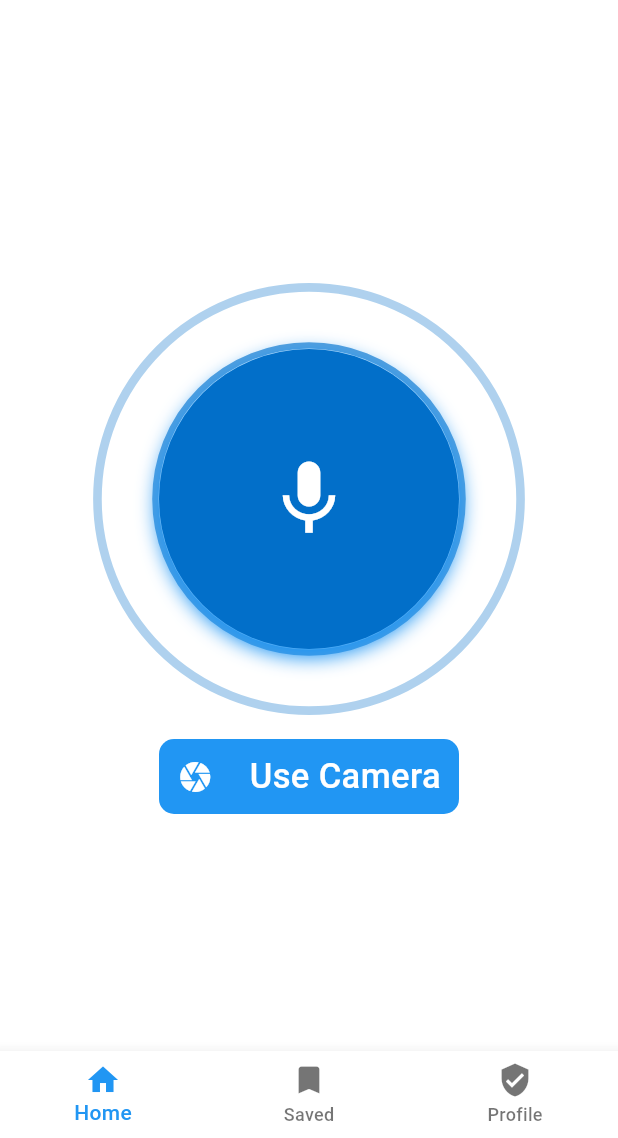
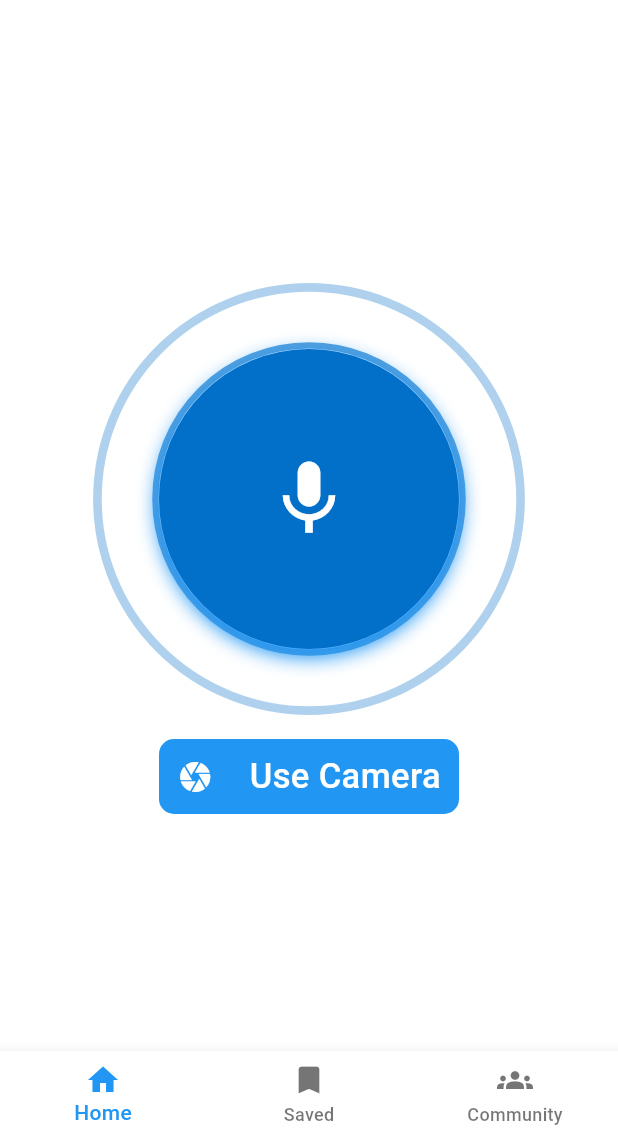
Before and after one commit to ThatLinuxGuyYouKnow/iris, a Flutter app: the screen it shows after launch, on a phone screen of 412 x 824 dp, the part 98-1236 px from its top. Run offline on Flutter 3.47's test engine with Material 3 defaults, Android fonts, the phone set to English and light mode, and no system bars; our stand-ins replace google_fonts; Roboto replaces fonts that are missing (Ubuntu).

Commit message:
feat: add community screen with bottom nav tab
- Create CommunityScreen with route-sharing prompt
- Create CommunityAppBar with add button
- Replace Profile tab with Community tab in bottom nav
- Wire dynamic app bar selection in MasterScreen

```diff
--- a/lib/navbars/default_nav_bar.dart
+++ b/lib/navbars/default_nav_bar.dart
@@ -17,10 +17,7 @@ class DefaultNavBar extends StatelessWidget {
       items: [
         BottomNavigationBarItem(icon: Icon(Icons.home), label: 'Home'),
         BottomNavigationBarItem(icon: Icon(Icons.bookmark), label: 'Saved'),
-        BottomNavigationBarItem(
-          icon: Icon(Icons.verified_user),
-          label: 'Profile',
-        ),
+        BottomNavigationBarItem(icon: Icon(Icons.groups), label: 'Community'),
       ],
     );
   }
--- a/lib/screens/master_screen.dart
+++ b/lib/screens/master_screen.dart
@@ -1,7 +1,9 @@
 import 'package:flutter/material.dart';
+import 'package:iris/appBars/community_app_bar.dart';
 import 'package:iris/appBars/default_app_bar.dart';
 import 'package:iris/navbars/default_nav_bar.dart';
 import 'package:iris/provider/screen_provider.dart';
+import 'package:iris/screens/community_screen.dart';
 import 'package:iris/screens/home_screen.dart';
 import 'package:iris/screens/settings_screen.dart';
 import 'package:provider/provider.dart';
@@ -16,9 +18,25 @@ class MasterScreen extends StatelessWidget {
       case 1:
         return const SettingsScreen();
       case 2:
-        return const SettingsScreen();
+        return const CommunityScreen();
       default:
         return HomeScreen();
+    }
+  }
+
+  Widget _appBarForIndex(int Index) {
+    switch (Index) {
+      case 0:
+        return DefaultAppBar();
+
+      case 1:
+        return DefaultAppBar();
+
+      case 2:
+        return CommunityAppBar();
+
+      default:
+        return DefaultAppBar();
     }
   }
 
@@ -28,7 +46,7 @@ class MasterScreen extends StatelessWidget {
     return Scaffold(
       appBar: PreferredSize(
         preferredSize: Size.fromHeight(80),
-        child: DefaultAppBar(),
+        child: _appBarForIndex(screenProvider.currentIndex),
       ),
       bottomNavigationBar: DefaultNavBar(
         currentIndex: screenProvider.currentIndex,
```
Also changed, not shown: lib/appBars/community_app_bar.dart (added, +46 -0 lines), lib/screens/community_screen.dart (added, +59 -0 lines).
